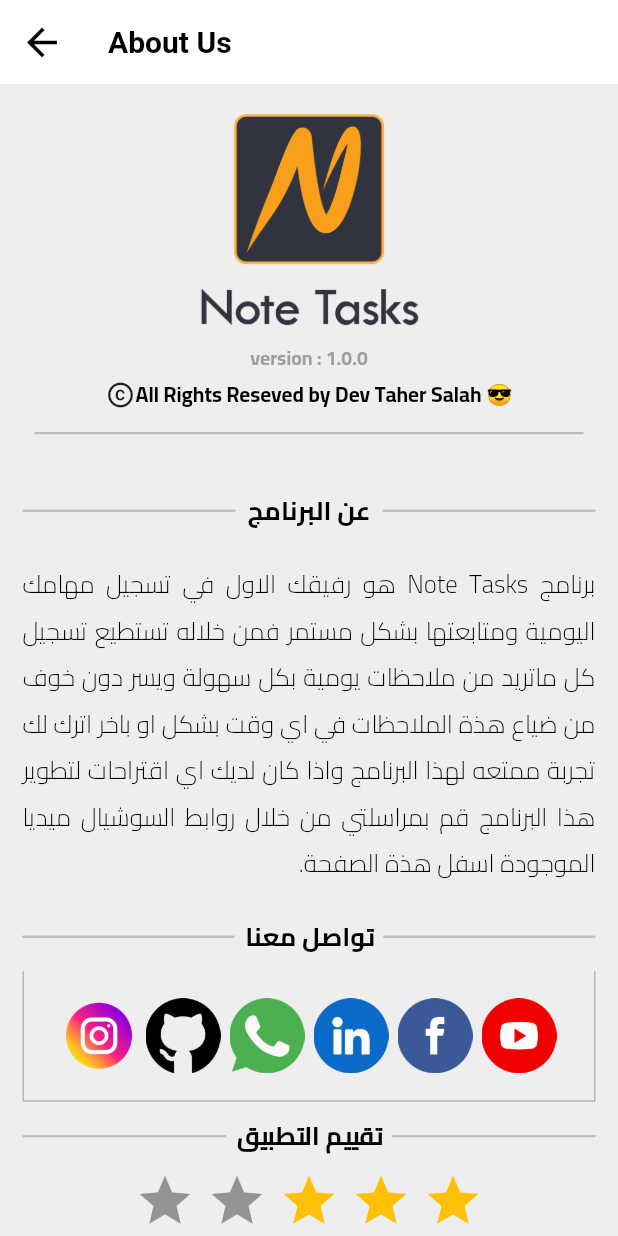
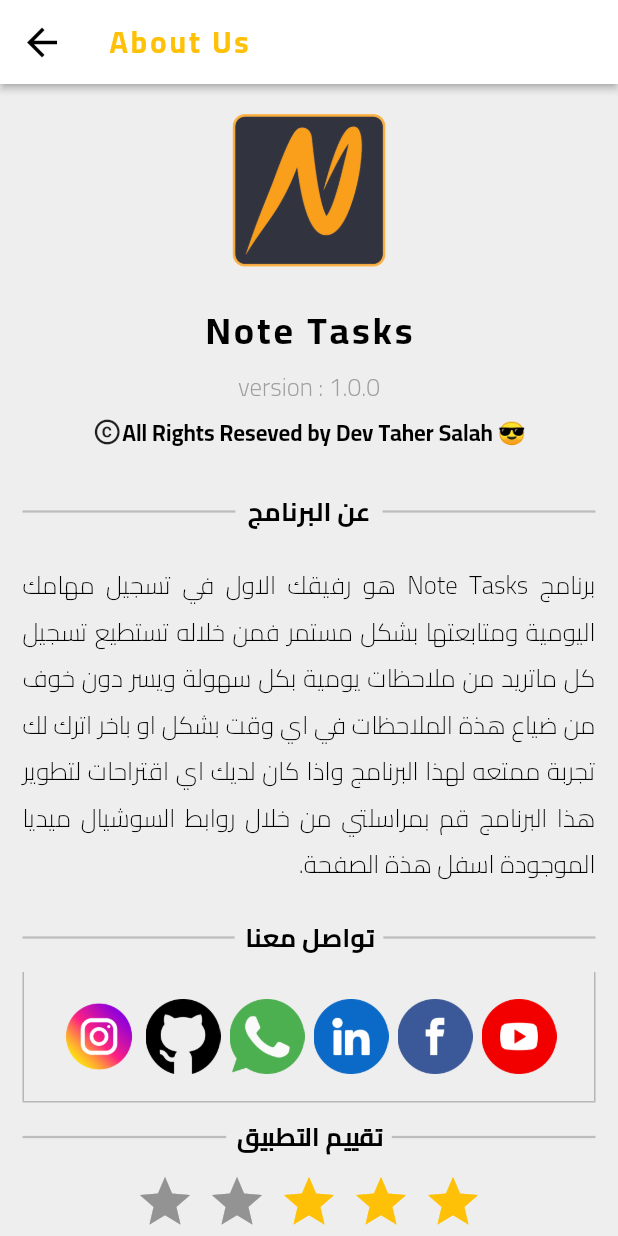
Before and after one commit to TaherSalah/new_taasks_app, a Flutter app: the AboutScreen screen opened directly, on a phone screen of 412 x 824 dp. Run offline on Flutter 3.47's test engine with Material 2 defaults, Android fonts, the phone set to English and light mode, and no system bars; drawn by our look-alikes of flutter_rating_bar; our stand-ins replace babstrap_settings_screen, flutter_bloc, flutter_slidable, google_nav_bar, hexcolor, hive and 2 more; accounts and stored records are empty.

Commit message:
edit appBar in about us

```diff
--- a/lib/screens/about/about_us.dart
+++ b/lib/screens/about/about_us.dart
@@ -11,27 +11,33 @@
   Widget build(BuildContext context) {
     return Scaffold(
       appBar: AppBar(
-        title: const Text('About Us'),
+        elevation: 2,
+        title:  Text('About Us',style: Theme.of(context).textTheme.labelLarge!.copyWith(color: Colors.amber,fontFamily: 'cairo',fontWeight: FontWeight.bold,fontSize: 20,letterSpacing: 2),),
       ),
       body: SingleChildScrollView(
+        physics: BouncingScrollPhysics(),
         child: Column(
           children: [
             const SizedBox(
-              height: 20,
+              height: 10,
             ),
             Center(
               child: Container(
-
-                height: 150,
+                height: 130,
                 width: 150,
-                child: Image.asset('assets/images/logo.png'),
+                child: Image.asset('assets/images/logo_about.png'),
               ),
             ),
+            Text(
+              'Note Tasks',
+              style: Theme.of(context).textTheme.bodyLarge!.copyWith(fontSize: 25,letterSpacing: 2),
+            ),
+
             Text('version : 1.0.0',
                 style: Theme.of(context)
                     .textTheme
                     .bodyLarge!
-                    .copyWith(fontSize: 13, color: Colors.grey)),
+                    .copyWith(fontSize: 16.5,fontWeight: FontWeight.normal, color: Colors.grey)),
             Row(
               mainAxisAlignment: MainAxisAlignment.center,
               children: [
@@ -41,13 +47,9 @@
                   style: Theme.of(context)
                       .textTheme
                       .bodyLarge!
-                      .copyWith(fontSize: 14),
+                      .copyWith(fontSize: 15),
                 ),
               ],
-            ),
-            Padding(
-              padding: const EdgeInsets.symmetric(horizontal: 23.0, vertical: 12),
-              child: myDivider(),
             ),
             Directionality(
               textDirection: TextDirection.rtl,
@@ -60,20 +62,23 @@
                         Expanded(child: myDivider()),
                         Padding(
                           padding: const EdgeInsets.all(8.0),
-                          child: Text('عن البرنامج',style: Theme.of(context).textTheme.bodyLarge,),
+                          child: Text(
+                            'عن البرنامج',
+                            style: Theme.of(context).textTheme.bodyLarge,
+                          ),
                         ),
                         Expanded(child: myDivider()),
                       ],
                     ),
-
                     SizedBox(
                       height: 10,
                     ),
-                     Text(
-                        textAlign: TextAlign.justify,
-                        selectionColor: Colors.amber,
-                        'برنامج Note Tasks هو رفيقك الاول في تسجيل مهامك اليومية ومتابعتها بشكل مستمر فمن خلاله تستطيع تسجيل كل ماتريد من ملاحظات يومية بكل سهولة ويسر دون خوف من ضياع هذة الملاحظات في اي وقت بشكل او باخر اترك لك تجربة ممتعه لهذا البرنامج واذا كان لديك اي اقتراحات لتطوير هذا البرنامج قم بمراسلتي من خلال روابط السوشيال ميديا الموجودة اسفل هذة الصفحة.',
-                    style: Theme.of(context).textTheme.bodyLarge!.copyWith(fontSize: 16.5,fontWeight: FontWeight.normal),
+                    Text(
+                      textAlign: TextAlign.justify,
+                      selectionColor: Colors.amber,
+                      'برنامج Note Tasks هو رفيقك الاول في تسجيل مهامك اليومية ومتابعتها بشكل مستمر فمن خلاله تستطيع تسجيل كل ماتريد من ملاحظات يومية بكل سهولة ويسر دون خوف من ضياع هذة الملاحظات في اي وقت بشكل او باخر اترك لك تجربة ممتعه لهذا البرنامج واذا كان لديك اي اقتراحات لتطوير هذا البرنامج قم بمراسلتي من خلال روابط السوشيال ميديا الموجودة اسفل هذة الصفحة.',
+                      style: Theme.of(context).textTheme.bodyLarge!.copyWith(
+                          fontSize: 16.5, fontWeight: FontWeight.normal),
                     ),
                     SizedBox(
                       height: 10,
@@ -83,21 +88,24 @@
                         Expanded(child: myDivider()),
                         Padding(
                           padding: const EdgeInsets.all(7.0),
-                          child: Text('تواصل معنا',style: Theme.of(context).textTheme.bodyLarge,),
+                          child: Text(
+                            'تواصل معنا',
+                            style: Theme.of(context).textTheme.bodyLarge,
+                          ),
                         ),
                         Expanded(child: myDivider()),
                       ],
                     ),
                     Container(
-                        decoration:  BoxDecoration(
+                        decoration: BoxDecoration(
                             border: Border(
                                 bottom: BorderSide(
                                   color: Colors.grey.withOpacity(0.7),
                                 ),
-                                left:BorderSide (
+                                left: BorderSide(
                                   color: Colors.grey.withOpacity(0.7),
-                                ) ,
-                                right:BorderSide (
+                                ),
+                                right: BorderSide(
                                   color: Colors.grey.withOpacity(0.7),
                                 ))),
                         child: Padding(
@@ -109,10 +117,12 @@
                         Expanded(child: myDivider()),
                         Padding(
                           padding: const EdgeInsets.all(7.0),
-                          child: Text('تقييم التطبيق',style: Theme.of(context).textTheme.bodyLarge,),
+                          child: Text(
+                            'تقييم التطبيق',
+                            style: Theme.of(context).textTheme.bodyLarge,
+                          ),
                         ),
                         Expanded(child: myDivider()),
-
                       ],
                     ),
                     RetBar()
@@ -222,12 +232,11 @@
             ),
           ),
         ),
-
-
       ],
     );
   }
 }
+
 class RetBar extends StatelessWidget {
   const RetBar({Key? key}) : super(key: key);
 
```
Also changed, not shown: assets/images/logo_about.png (added).
